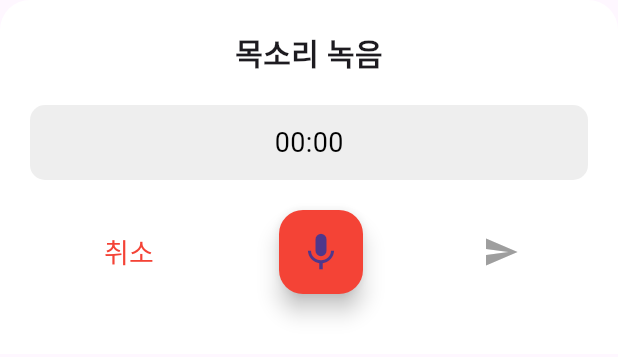
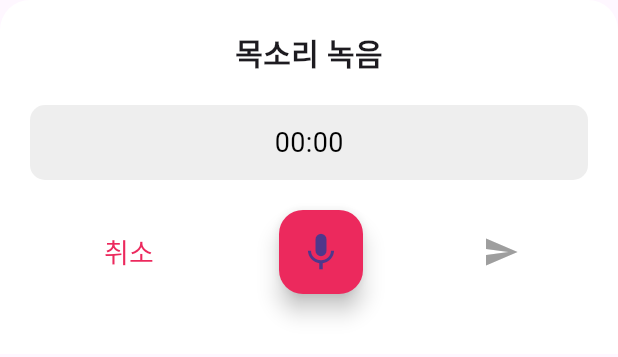
Before and after one commit to seunghyeon1ee/Eut, a Flutter app: the VoiceRecordWidget widget shown alone on an empty page, opened directly, on a phone screen of 412 x 824 dp. Shown: the top 357 px of the screen. Run offline on Flutter 3.47's test engine with Material 3 defaults, Android fonts, the phone set to English and light mode, and no system bars; our stand-ins replace expandable_page_view, firebase_auth, firebase_core, firebase_messaging, fl_chart, flutter_local_notifications and 7 more; missing offline and left inert: flutter_naver_login, flutter_sound, kakao_flutter_sdk_user, simple_ripple_animation; accounts and stored records are empty; network calls fail; project files that could hold a hidden picture were left out.

Commit message:
7/31 jwj

```diff
--- a/lib/chatbot/edit_image_page.dart
+++ b/lib/chatbot/edit_image_page.dart
@@ -35,11 +35,14 @@ class _EditImagePageState extends State<EditImagePage> {
   @override
   void initState() {
     super.initState();
+    // 초기화 시 제공된 인덱스와 아이템에 따라 이름 설정
+    _name = widget.imageItems[widget.initialIndex].name;
+    _pageController = PageController(initialPage: widget.initialIndex);
+
     final provider = Provider.of<CreateImageProvider>(context, listen: false);
-    _name = widget.imageItems[provider.currentIndex].name;
+
     provider.updateImagePath(widget.imageItems[provider.currentIndex].imagePath);
     provider.updateImagePaths(widget.imageItems.map((item) => item.imagePath).toList());
-    _pageController = PageController(initialPage: provider.currentIndex);
   }
 
   void _editName() {
@@ -116,7 +119,7 @@ class _EditImagePageState extends State<EditImagePage> {
       try {
         final request = http.MultipartRequest(
           'POST',
-          Uri.parse('http://3.38.165.93:8080//characters/{characterId}'), // API URL을 여기에 추가하세요
+          Uri.parse('http://3.38.165.93:8080/api/v1/character/{characterId}'), // API URL을 여기에 추가하세요
         );
 
         request.headers['Content-Type'] = 'multipart/form-data';
@@ -254,7 +257,7 @@ class _EditImagePageState extends State<EditImagePage> {
       floatingActionButton: FloatingActionButton(
         onPressed: _submitEdit,
         child: Icon(Icons.save),
-        backgroundColor: Colors.blue,
+        backgroundColor: Color(0xFFEC295D),
       ),
     );
   }
@@ -416,7 +419,7 @@ class _VoiceRecordWidgetState extends State<VoiceRecordWidget> {
           Container(
             height: 50,
             decoration: BoxDecoration(
-              color: isRecording || isRecorded ? Colors.red[100] : Colors.grey[200],
+              color: isRecording || isRecorded ? Color(0xFFEC295D) : Colors.grey[200],
               borderRadius: BorderRadius.circular(10),
             ),
             child: Center(
@@ -434,27 +437,27 @@ class _VoiceRecordWidgetState extends State<VoiceRecordWidget> {
                 onPressed: () {
                   Navigator.pop(context);
                 },
-                child: Text('취소', style: TextStyle(color: Colors.red, fontSize: 18)),
+                child: Text('취소', style: TextStyle(color: Color(0xFFEC295D), fontSize: 18)),
               ),
               if (isRecording)
                 FloatingActionButton(
                   onPressed: stopRecording,
-                  backgroundColor: Colors.red,
+                  backgroundColor: Color(0xFFEC295D),
                   child: Icon(Icons.stop, size: 30),
                 ),
               if (!isRecording && !isRecorded)
                 FloatingActionButton(
                   onPressed: startRecording,
-                  backgroundColor: Colors.red,
+                  backgroundColor: Color(0xFFEC295D),
                   child: Icon(Icons.mic, size: 30),
                 ),
               if (!isRecording && isRecorded)
                 IconButton(
-                  icon: Icon(Icons.refresh, color: Colors.red),
+                  icon: Icon(Icons.refresh, color: Color(0xFFEC295D)),
                   onPressed: resetRecording,
                 ),
               IconButton(
-                icon: Icon(Icons.send, color: (isRecorded || isRecording) ? Colors.red : Colors.grey),
+                icon: Icon(Icons.send, color: (isRecorded || isRecording) ? Color(0xFFEC295D) : Colors.grey),
                 onPressed: () {
                   // 녹음 파일 저장 기능 추가
                 },
```
Also changed, not shown: lib/chatbot/create_image_page.dart (+5 -5 lines), lib/chatbot/select_image_page.dart (+11 -3 lines).
